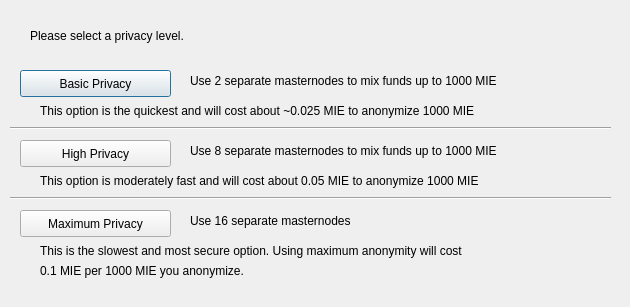
Qt form src/qt/forms/darksendconfig.ui (m42cx/VTR) before a commit.
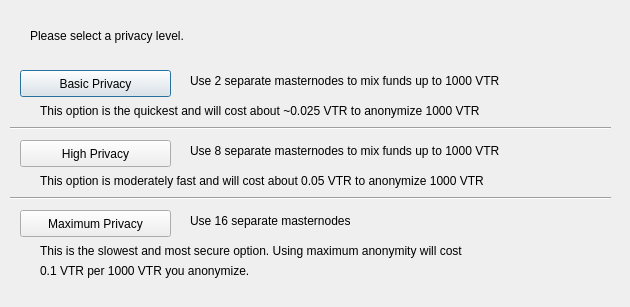
The same form after that commit.

What changed in the file:
```diff
--- a/src/qt/forms/darksendconfig.ui
+++ b/src/qt/forms/darksendconfig.ui
@@ -75,7 +75,7 @@
     </rect>
    </property>
    <property name="text">
-    <string>Use 2 separate masternodes to mix funds up to 1000 MIE</string>
+    <string>Use 2 separate masternodes to mix funds up to 1000 VTR</string>
    </property>
   </widget>
   <widget class="QLabel" name="label_3">
@@ -88,7 +88,7 @@
     </rect>
    </property>
    <property name="text">
-    <string>Use 8 separate masternodes to mix funds up to 1000 MIE</string>
+    <string>Use 8 separate masternodes to mix funds up to 1000 VTR</string>
    </property>
   </widget>
   <widget class="QLabel" name="label_4">
@@ -114,7 +114,7 @@
     </rect>
    </property>
    <property name="text">
-    <string>This option is the quickest and will cost about ~0.025 MIE to anonymize 1000 MIE</string>
+    <string>This option is the quickest and will cost about ~0.025 VTR to anonymize 1000 VTR</string>
    </property>
   </widget>
   <widget class="QLabel" name="label_7">
@@ -127,7 +127,7 @@
     </rect>
    </property>
    <property name="text">
-    <string>This option is moderately fast and will cost about 0.05 MIE to anonymize 1000 MIE</string>
+    <string>This option is moderately fast and will cost about 0.05 VTR to anonymize 1000 VTR</string>
    </property>
   </widget>
   <widget class="QLabel" name="label_8">
@@ -153,7 +153,7 @@
     </rect>
    </property>
    <property name="text">
-    <string>0.1 MIE per 1000 MIE you anonymize.</string>
+    <string>0.1 VTR per 1000 VTR you anonymize.</string>
    </property>
   </widget>
   <widget class="Line" name="line">
```
